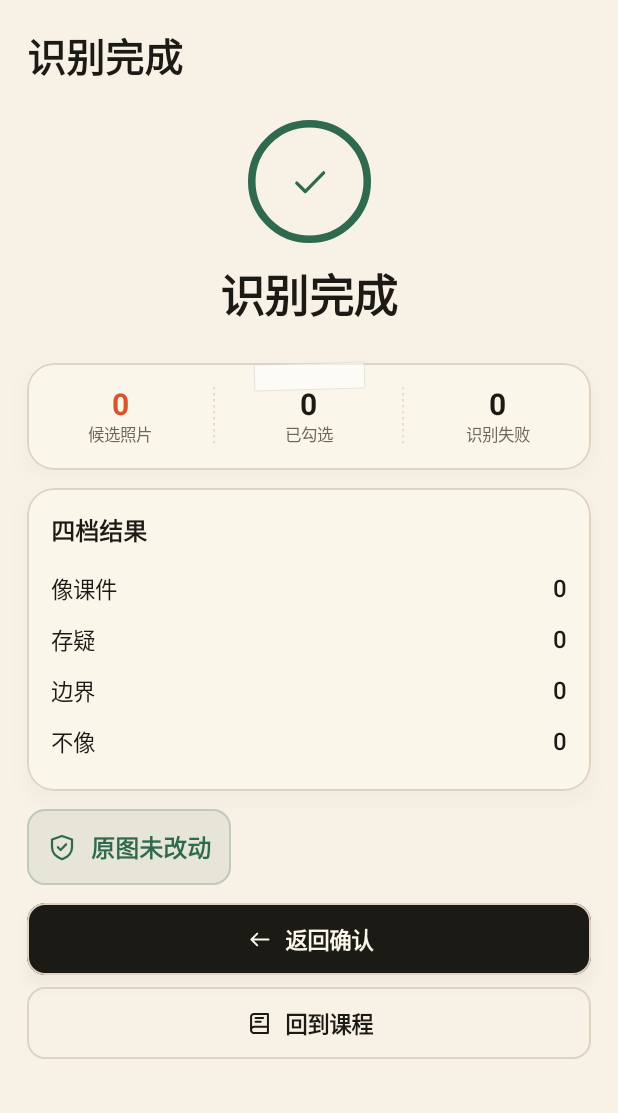
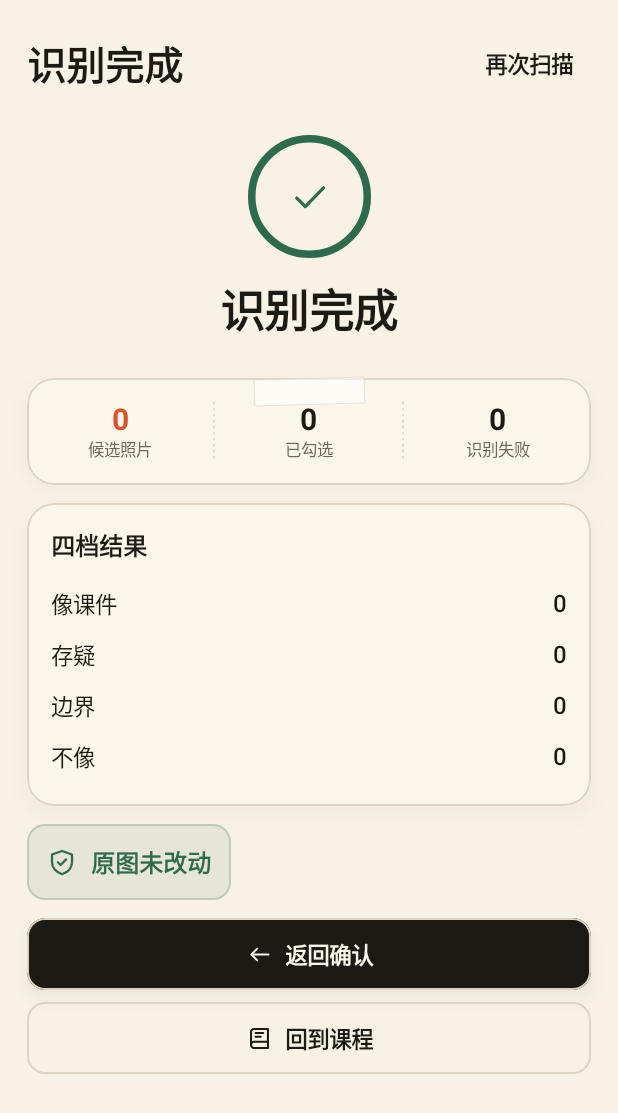
Before and after one commit to kidnappe/classroll, an Android app built with Jetpack Compose: the composable ResultScreen called with empty values, on a phone screen of 412 x 824 dp. Shown: the top 1113 px of the screen. Run offline under Robolectric (Android 15) with nearby library versions, the phone set to English and light mode, and no system bars.

Commit message:
v1.0.6：已归档课程整段跳过、结果页再次扫描常显
- 今日课程列表恢复隐藏已结束的课，全部结束后仍显示「扫描本日课程」
- 结果页右上角「再次扫描」在识别完成与归档完成两种状态都显示
- 扫描时跳过已经有归档照片的课程+周次+日期整段，避免重复出现

```diff
--- a/app/build.gradle.kts
+++ b/app/build.gradle.kts
@@ -20,8 +20,8 @@ android {
         applicationId = "com.classroll.photo"
         minSdk = 29
         targetSdk = 35
-        versionCode = 19
-        versionName = "1.0.5"
+        versionCode = 20
+        versionName = "1.0.6"
 
         // 发布包只带手机用到的 ABI；模拟器用的 x86/x86_64 仅在 debug 构建里保留。
         ndk {
--- a/app/src/main/java/com/classroll/photo/ui/screens/ScanFlowScreens.kt
+++ b/app/src/main/java/com/classroll/photo/ui/screens/ScanFlowScreens.kt
@@ -572,14 +572,10 @@ fun ResultScreen(
                     archiving -> "正在归档"
                     else -> "识别完成"
                 },
-                trailing = if (finished) {
-                    {
-                        TextButton(onClick = onRescan) {
-                            Text("再次扫描", style = MaterialTheme.typography.labelLarge)
-                        }
+                trailing = {
+                    TextButton(onClick = onRescan) {
+                        Text("再次扫描", style = MaterialTheme.typography.labelLarge)
                     }
-                } else {
-                    null
                 },
             )
         }
```
Also changed, not shown: app/src/main/java/com/classroll/photo/scan/ScanViewModel.kt (+13 -2 lines), app/src/main/java/com/classroll/photo/ui/screens/CoursesScreen.kt (+16 -16 lines), 1 other file.
